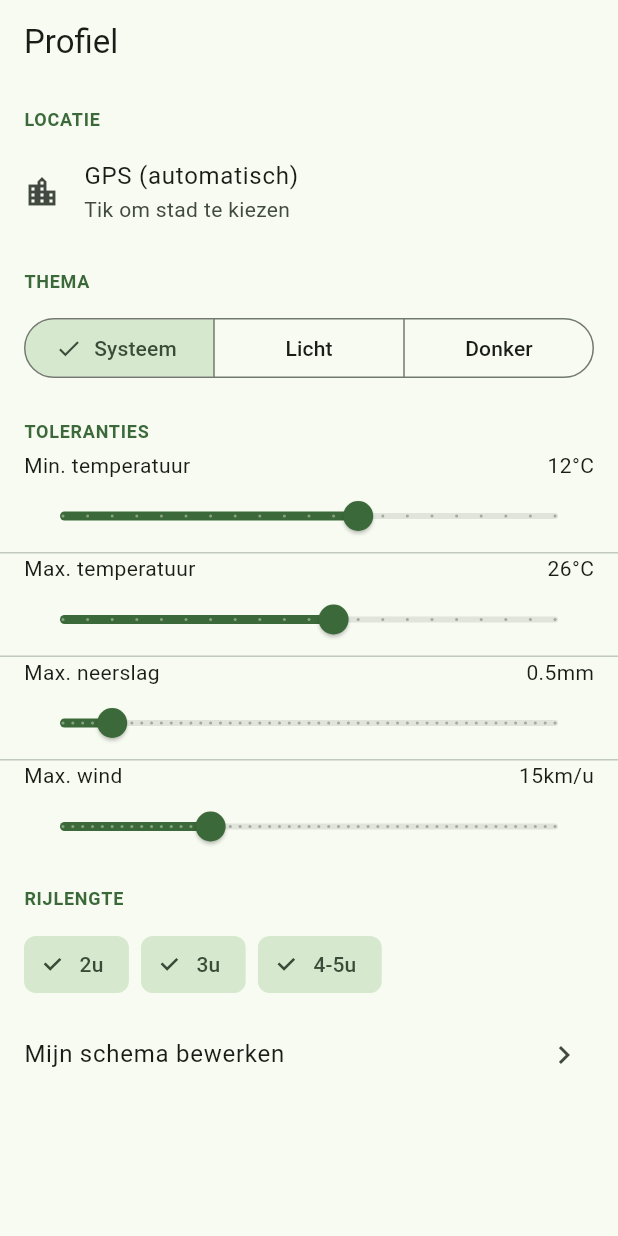
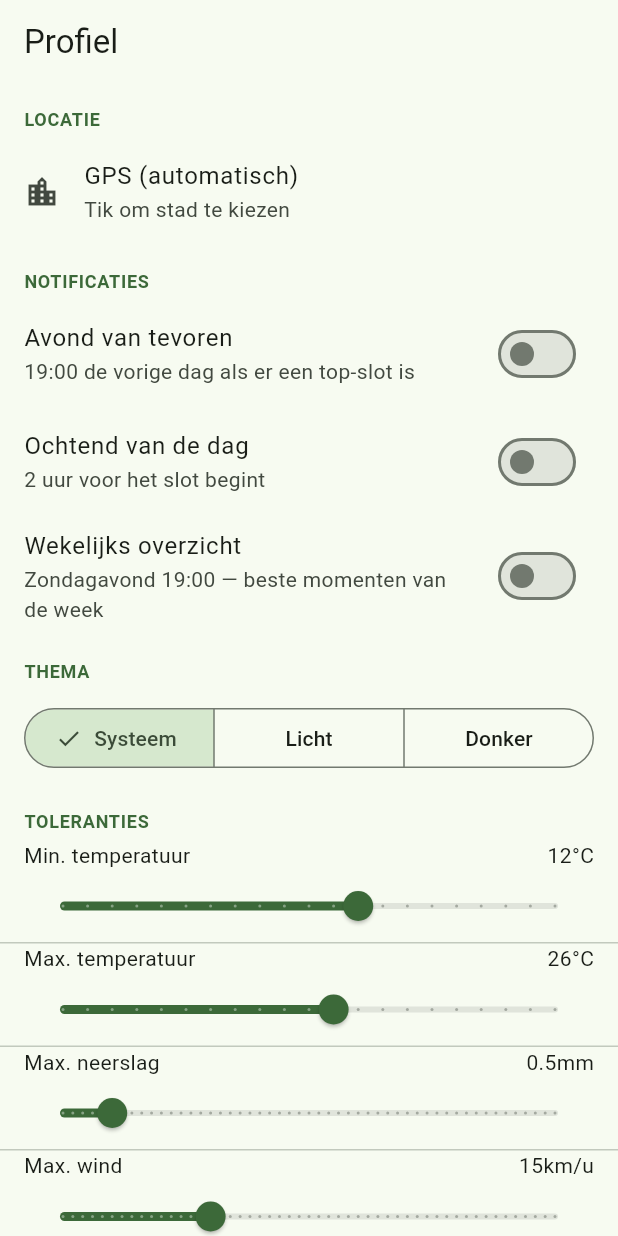
Before and after one commit to joostmouw/ridewindow, a Flutter app: the ProfileScreen screen opened by its route, on a phone screen of 412 x 824 dp. Run offline on Flutter 3.47's test engine with Material 3 defaults, Android fonts, the phone set to English and light mode, and no system bars; our stand-ins replace drift, drift_flutter, flutter_local_notifications, flutter_riverpod, flutter_timezone, freezed_annotation and 6 more; missing offline and left inert: workmanager; accounts and stored records are empty; generated files the repository leaves out were written again; statements that could not run were skipped.

Commit message:
feat(08-04): voeg NOTIFICATIES sectie toe aan ProfileScreen
- Importeer NotificationService uit lib/platform/notification_service.dart
- Voeg _notifService instantie toe als veld van _ProfileScreenState
- Voeg _scheduleNotificationsIfPermitted() hulpmethode toe (NOTIF-04, NOTIF-05)
- Voeg NOTIFICATIES sectie toe na LOCATIE met drie SwitchListTile widgets
- context.mounted check vóór async gap (T-08-04-01 mitigatie)

```diff
--- a/lib/features/profile/profile_screen.dart
+++ b/lib/features/profile/profile_screen.dart
@@ -1,6 +1,7 @@
 // lib/features/profile/profile_screen.dart
 // ProfileScreen: Wave 2 — vier tolerantie-sliders, rijlengte-chips, thema-SegmentedButton.
 // Wave 3 — LOCATIE sectie: stad-picker, GPS-banner (D-07-06).
+// Wave 4 — NOTIFICATIES sectie: drie SwitchListTile widgets (NOTIF-01/02/03).
 // D-06-02: onChangeEnd persisteert, onChanged update lokale state.
 
 import 'package:flutter/material.dart';
@@ -9,6 +10,7 @@ import 'package:geolocator/geolocator.dart';
 import 'package:go_router/go_router.dart';
 
 import 'package:ridewindow/core/nl_cities.dart';
+import 'package:ridewindow/platform/notification_service.dart';
 import 'package:ridewindow/providers/gps_permission_notifier.dart';
 import 'package:ridewindow/providers/profile_notifier.dart';
 
@@ -25,6 +27,37 @@ class _ProfileScreenState extends ConsumerState<ProfileScreen> {
   late double _tempMax;
   late double _rainMax;
   late double _windMax;
+
+  final _notifService = NotificationService();
+
+  /// Vraag POST_NOTIFICATIONS op en toon SnackBar als SCHEDULE_EXACT_ALARM niet beschikbaar is.
+  /// Aanroepen bij inschakelen van een notificatie-toggle (NOTIF-04, NOTIF-05).
+  Future<void> _scheduleNotificationsIfPermitted(BuildContext context) async {
+    // 1. Vraag POST_NOTIFICATIONS op
+    final granted = await _notifService.requestPostNotificationsPermission();
+    if (!granted) return;
+
+    // 2. Controleer SCHEDULE_EXACT_ALARM
+    final canExact = await _notifService.canScheduleExact();
+    if (!canExact) {
+      // Toon SnackBar met uitleg (per NOTIF-05 fallback, D-08-09)
+      if (context.mounted) {
+        ScaffoldMessenger.of(context).showSnackBar(
+          SnackBar(
+            content: const Text(
+              'Exacte timing niet gegarandeerd. Sta exacte alarmen toe in Instellingen voor betrouwbaarheid.',
+            ),
+            action: SnackBarAction(
+              label: 'Instellingen',
+              onPressed: () => _notifService.openExactAlarmSettings(),
+            ),
+            duration: const Duration(seconds: 6),
+          ),
+        );
+      }
+    }
+    // Verdere scheduling vindt plaats via SlotsNotifier data in de toekomst (Phase 8 scope: permissie-flow)
+  }
 
   @override
   void initState() {
@@ -143,6 +176,39 @@ class _ProfileScreenState extends ConsumerState<ProfileScreen> {
                   )
                 : null,
             onTap: () => _openCityPicker(context),
+          ),
+
+          // Sectie: NOTIFICATIES (NOTIF-01, NOTIF-02, NOTIF-03)
+          const _SectionHeader('NOTIFICATIES'),
+
+          SwitchListTile(
+            title: const Text('Avond van tevoren'),
+            subtitle: const Text('19:00 de vorige dag als er een top-slot is'),
+            value: profile.notifEveningBefore,
+            onChanged: (v) async {
+              await ref.read(profileProvider.notifier).setNotifEveningBefore(v);
+              if (v && context.mounted) await _scheduleNotificationsIfPermitted(context);
+            },
+          ),
+
+          SwitchListTile(
+            title: const Text('Ochtend van de dag'),
+            subtitle: const Text('2 uur voor het slot begint'),
+            value: profile.notifMorningOf,
+            onChanged: (v) async {
+              await ref.read(profileProvider.notifier).setNotifMorningOf(v);
+              if (v && context.mounted) await _scheduleNotificationsIfPermitted(context);
+            },
+          ),
+
+          SwitchListTile(
+            title: const Text('Wekelijks overzicht'),
+            subtitle: const Text('Zondagavond 19:00 — beste momenten van de week'),
+            value: profile.notifWeeklyDigest,
+            onChanged: (v) async {
+              await ref.read(profileProvider.notifier).setNotifWeeklyDigest(v);
+              if (v && context.mounted) await _scheduleNotificationsIfPermitted(context);
+            },
           ),
 
           // Sectie: THEMA (D-06-09: SegmentedButton, PROF-04)
```
